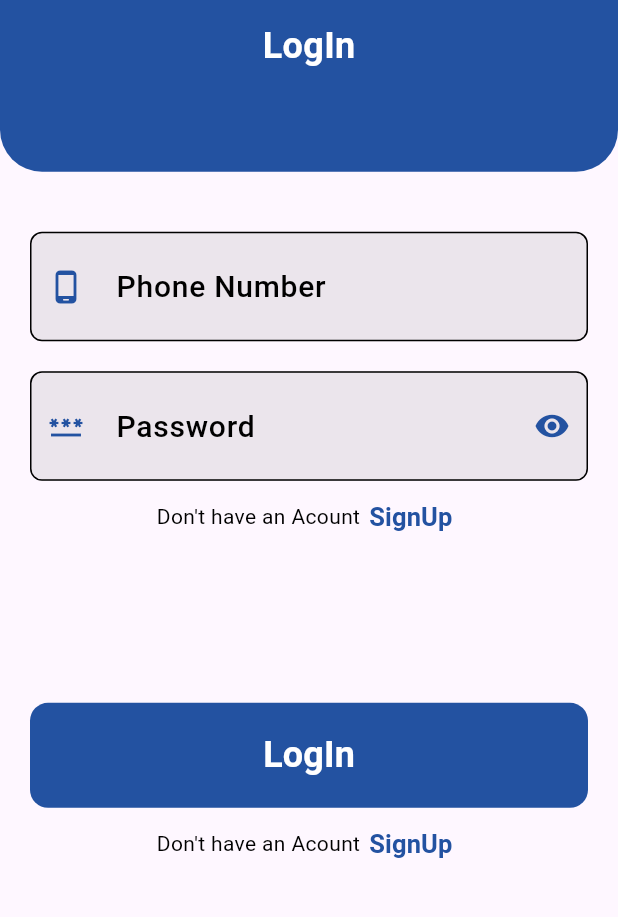
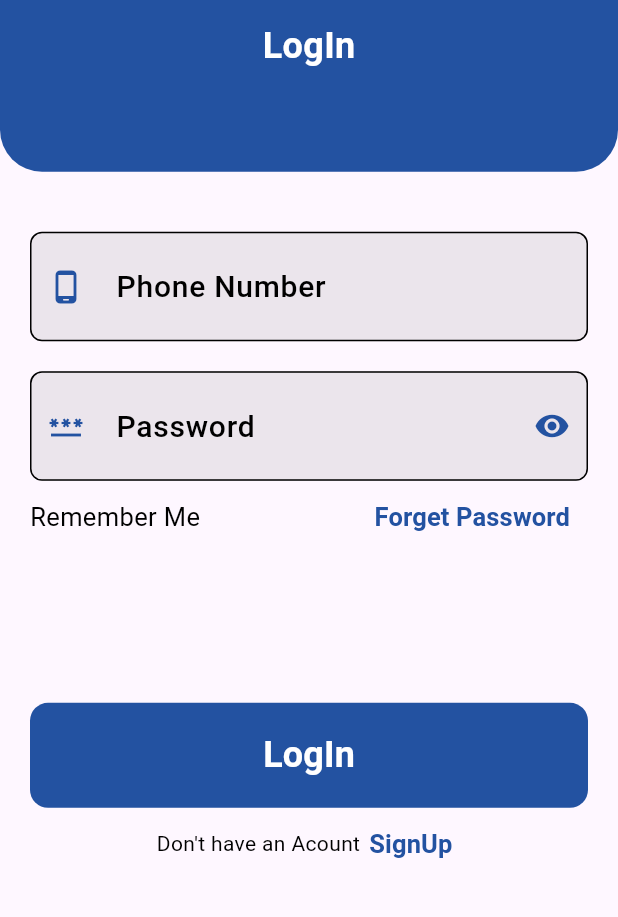
Before and after one commit to AhmedAlsaiem/CarCare, a Flutter app: the LoginView screen opened by its route, on a phone screen of 412 x 824 dp, the part 283-1200 px from its top. Run offline on Flutter 3.47's test engine with Material 3 defaults, Android fonts, the phone set to English and light mode, and no system bars; our stand-ins replace flutter_onboarding_slider.

Commit message:
create custom wiget

```diff
--- a/lib/core/utils/string_manager.dart
+++ b/lib/core/utils/string_manager.dart
@@ -10,13 +10,12 @@ abstract class StringsManager {
   static const String isNotCorrectFormat = 'is not correct format';
   static const String gmailcom = '@gmail.com';
   static const String newPassword = 'New Password';
-    static const String forgetPassword = 'Forget Password';
-
+  static const String forgetPassword = 'Forget Password';
+  static const String remmberMy = 'Remember Me';
   static const String confirmPassword = 'Confirm Password';
   static const String startNow = 'Start now!';
   static const String zeroOne = '01';
   static const String emptyString = '';
-
   static const String phoneNumber = ' Phone Number';
   static const String passwordShort = 'this password is Very Short';
   static const String password = ' Password';
--- a/lib/core/widgets/custom_text_button.dart
+++ b/lib/core/widgets/custom_text_button.dart
@@ -1,4 +1,3 @@
-
 import 'package:flutter/material.dart';
 import 'package:splash_app/core/utils/color_manager.dart';
 
@@ -6,8 +5,8 @@ import '../utils/app_size.dart';
 import '../utils/string_manager.dart';
 import '../utils/styles_manager.dart';
 
-class CustomTextButton extends StatelessWidget {
-  const CustomTextButton({
+class CustomButton extends StatelessWidget {
+  const CustomButton({
     super.key,
     required this.onPressed,
   });
--- a/lib/feature/authentaction/presentation/view/choose_acount_type.dart
+++ b/lib/feature/authentaction/presentation/view/choose_acount_type.dart
@@ -49,7 +49,7 @@ class ChooseAcountType extends StatelessWidget {
               ],
             ),
           ),
-          SizedBox(
+         const SizedBox(
             height: 30,
           ),
           Container(
--- /dev/null
+++ b/lib/feature/authentaction/presentation/view/widgets/cusom_forget_password_triger_page.dart
@@ -0,0 +1,38 @@
+
+import 'package:flutter/material.dart';
+import 'package:splash_app/core/functions/navigation.dart';
+import 'package:splash_app/core/network/app_router.dart';
+import 'package:splash_app/core/utils/color_manager.dart';
+import 'package:splash_app/core/utils/string_manager.dart';
+import 'package:splash_app/core/utils/styles_manager.dart';
+
+class CustomForgetPasswordTrigrePage extends StatelessWidget {
+  const CustomForgetPasswordTrigrePage({
+    super.key,
+  });
+
+  @override
+  Widget build(BuildContext context) {
+    return Row(
+      mainAxisAlignment: MainAxisAlignment.spaceBetween,
+      children: [
+        Text(
+        StringsManager.remmberMy,
+          style: StylesManager.textStyleRegular17
+              .copyWith(color: ColorsManager.balck),
+        ),
+        TextButton(
+          onPressed: () {
+            NavigatorManager.pushName(
+                context: context, route: AppRoutes.forGetPassword);
+          },
+          child: Text(
+            StringsManager.forgetPassword,
+            style: StylesManager.textStyleBold17
+                .copyWith(color: ColorsManager.mainColor),
+          ),
+        ),
+      ],
+    );
+  }
+}
--- a/lib/feature/authentaction/presentation/view/widgets/custom_text_button.dart
+++ b/lib/feature/authentaction/presentation/view/widgets/custom_text_button.dart
@@ -6,15 +6,11 @@ import '../../../../../core/utils/color_manager.dart';
 
 // ignore: must_be_immutable
 class CustomTextBotton extends StatelessWidget {
-  CustomTextBotton({
+ const CustomTextBotton({
     super.key,
     required this.onPress,
-    required this.title1,
-    required this.title2,
   });
   final void Function()? onPress;
-  String? title1;
-  final String title2;
 
   @override
   Widget build(BuildContext context) {
--- a/lib/feature/authentaction/presentation/view/widgets/login_text_form_field_section.dart
+++ b/lib/feature/authentaction/presentation/view/widgets/login_text_form_field_section.dart
@@ -1,11 +1,8 @@
 import 'package:flutter/material.dart';
-import 'package:splash_app/core/functions/navigation.dart';
-import 'package:splash_app/core/network/app_router.dart';
 import 'package:splash_app/core/utils/app_size.dart';
 import 'package:splash_app/core/widgets/custom_text_button.dart';
-
 import '../../../../../core/utils/string_manager.dart';
-import 'custom_text_button.dart';
+import 'cusom_forget_password_triger_page.dart';
 import 'custom_text_form_field.dart';
 
 class LoginTextFromFieldSection extends StatelessWidget {
@@ -32,20 +29,11 @@ class LoginTextFromFieldSection extends StatelessWidget {
             label: StringsManager.password,
             icon: const Icon(Icons.password),
             onchange: (value) {}),
-        CustomTextBotton(
-          title1: StringsManager.emptyString,
-          title2: StringsManager.forgetPassword,
-          onPress: () {
-            NavigatorManager.pushWithReplacement(
-              context: context,
-              route: AppRoutes.chooseAcountType,
-            );
-          },
-        ),
+        const CustomForgetPasswordTrigrePage(),
         const SizedBox(
           height: AppSize.s100,
         ),
-        CustomTextButton(
+        CustomButton(
           onPressed: () {
             if (formKey.currentState?.validate() == true) {}
           },
--- a/lib/feature/authentaction/presentation/view/widgets/login_view_body.dart
+++ b/lib/feature/authentaction/presentation/view/widgets/login_view_body.dart
@@ -30,8 +30,6 @@ class LoginViewBody extends StatelessWidget {
             ),
           ),
           CustomTextBotton(
-            title1: StringsManager.dontHaveAcount,
-            title2: StringsManager.signUp,
             onPress: () {
               NavigatorManager.pushWithReplacement(
                   context: context, route: AppRoutes.chooseAcountType);
```
